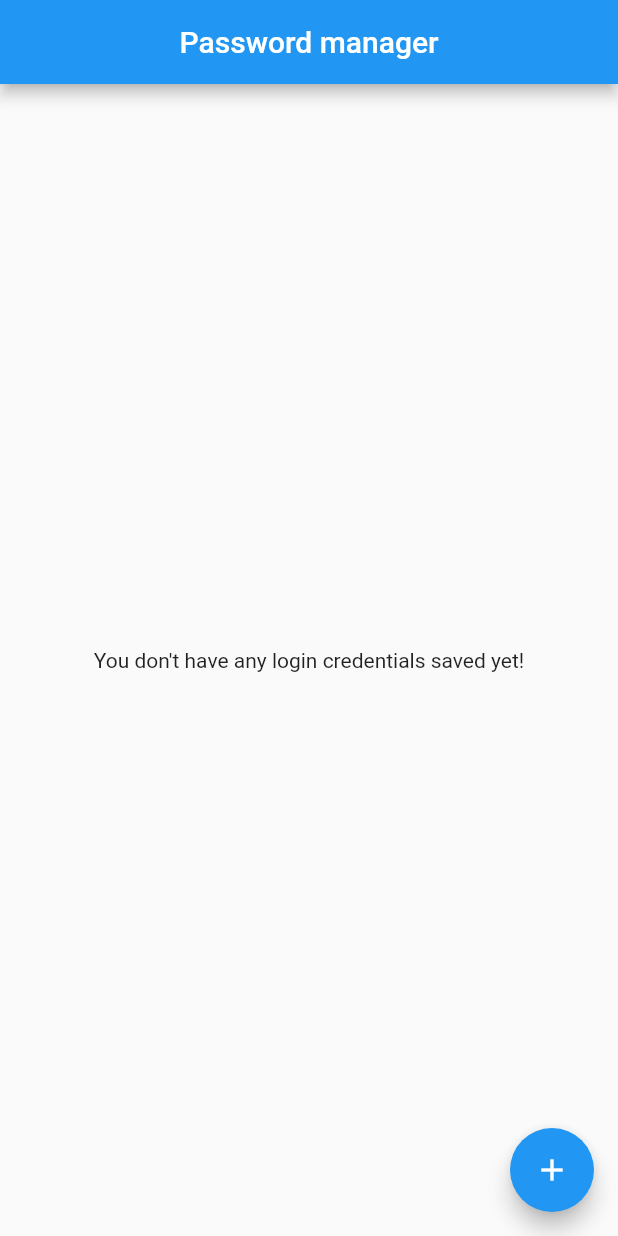
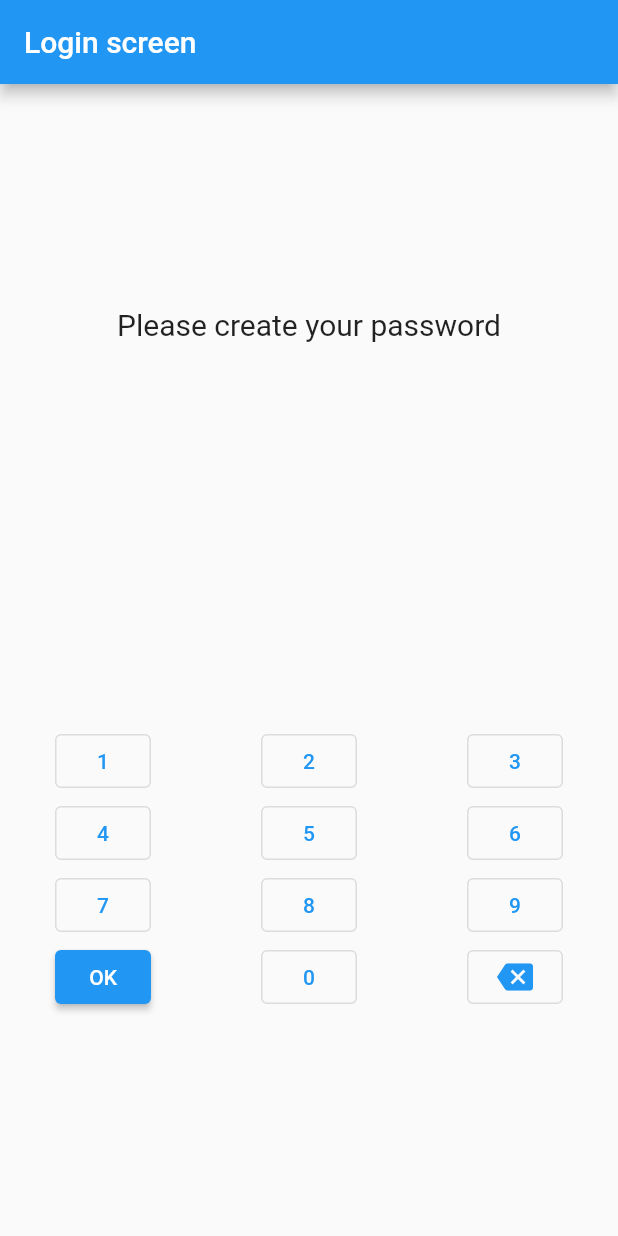
Before and after one commit to Bojmaliev/password_manager, a Flutter app: the screen it shows after launch, on a phone screen of 412 x 824 dp. Run offline on Flutter 3.47's test engine with Material 2 defaults, Android fonts, the phone set to English and light mode, and no system bars; our stand-ins replace drift, flutter_secure_storage, form_validator, get_it, local_auth; missing offline and left inert: encrypt; accounts and stored records are empty; generated files the repository leaves out were written again.

Commit message:
Biometric auth (#1)
* Installed Local_auth package

* Generated Login Screen Layout

* Changed Encrypt Service Class name

* file change name

* Successfully implemented biometric & encrypting with personal PIN

* UI improvments

* Button type change

```diff
--- /dev/null
+++ b/lib/screens/login_screen.dart
@@ -0,0 +1,156 @@
+import 'package:flutter/material.dart';
+import 'package:password_manager/di.dart';
+import 'package:password_manager/services/impl/navigation_service.dart';
+import 'package:password_manager/services/impl/snackbar_service.dart';
+import 'package:password_manager/services/local_auth_service.dart';
+
+import '../utils/router/routes.dart';
+
+class LoginScreen extends StatefulWidget {
+  const LoginScreen({Key? key}) : super(key: key);
+
+  @override
+  State<LoginScreen> createState() => _LoginScreenState();
+}
+
+class _LoginScreenState extends State<LoginScreen> {
+  String password = "";
+  bool registered = false;
+  final LocalAuthService _localAuthService = getIt<LocalAuthService>();
+  final NavigationService _navigationService = getIt<NavigationService>();
+  final SnackbarService _snackbarService = getIt<SnackbarService>();
+
+  @override
+  void initState() {
+    super.initState();
+    _tryBiometrics();
+    _checkIfRegistered();
+  }
+
+  @override
+  Widget build(BuildContext context) {
+    return Scaffold(
+      appBar: AppBar(title: const Text("Login screen")),
+      body: Column(
+        mainAxisAlignment: MainAxisAlignment.spaceEvenly,
+        children: [
+          Column(
+            children: [
+              registered
+                  ? const Text(
+                      'Please enter your password:',
+                      style: TextStyle(fontSize: 20.0),
+                    )
+                  : const Text(
+                      'Please create your password',
+                      style: TextStyle(fontSize: 20.0),
+                    ),
+              Padding(
+                padding:
+                    const EdgeInsets.symmetric(vertical: 30, horizontal: 10),
+                child: password.isEmpty
+                    ? const Text(
+                        "",
+                        style: TextStyle(fontSize: 40.0),
+                      )
+                    : Row(
+                        mainAxisAlignment: MainAxisAlignment.center,
+                        children: List<Text>.generate(
+                          password.length,
+                          (i) => const Text(
+                            "*",
+                            style: TextStyle(fontSize: 40.0),
+                          ),
+                        ),
+                      ),
+              )
+            ],
+          ),
+          Column(children: [
+            ...List<Row>.generate(3, (i) {
+              return Row(
+                mainAxisAlignment: MainAxisAlignment.spaceAround,
+                children: List<OutlinedButton>.generate(3, (j) {
+                  String value = (3 * i + j + 1).toString();
+                  return OutlinedButton(
+                    onPressed: () => _appendToPassword(value),
+                    child: Text(value),
+                  );
+                }),
+              );
+            }),
+            Row(
+              mainAxisAlignment: MainAxisAlignment.spaceAround,
+              children: [
+                ElevatedButton(
+                    onPressed: _handleLoginClick, child: const Text('OK')),
+                OutlinedButton(
+                    onPressed: () => _appendToPassword("0"),
+                    child: const Text('0')),
+                OutlinedButton(
+                  onPressed: _removeLastCharFromPassword,
+                  child: const Icon(Icons.backspace),
+                ),
+              ],
+            )
+          ]),
+        ],
+      ),
+    );
+  }
+
+  void _appendToPassword(String char) {
+    setState(() {
+      password = password + char;
+    });
+  }
+
+  void _removeLastCharFromPassword() {
+    setState(() {
+      password = password.substring(0, password.length - 1);
+    });
+  }
+
+  void _tryBiometrics() async {
+    bool authenticated = await _localAuthService
+        .authenticateWithBiometrics("Please authenticate");
+    if (authenticated) {
+      _navigationService.navigateToAndRemove(home);
+    }
+  }
+
+  Future<void> _handleLoginClick() async {
+    if (password.length < 4) {
+      _snackbarService.show('Please enter a password with more than 3 digits');
+      return;
+    }
+    if (await _localAuthService.hasPassword()) {
+      await _login();
+    } else {
+      await _register();
+    }
+  }
+
+  Future<void> _login() async {
+    bool authenticated =
+        await _localAuthService.authenticateWithPassword(password);
+    if (authenticated) {
+      _navigationService.navigateToAndRemove(home);
+      _snackbarService.show("Your password is correct");
+    } else {
+      _snackbarService.show("Your password is incorrect");
+    }
+  }
+
+  Future<void> _register() async {
+    await _localAuthService.setPassword(password);
+    _navigationService.navigateToAndRemove(home);
+    _snackbarService.show("You successfully created a password");
+  }
+
+  void _checkIfRegistered() async {
+    setState(() async {
+      registered = await _localAuthService.hasPassword();
+    });
+  }
+}
--- a/lib/services/encrypt.dart
+++ b/lib/services/encrypt_service.dart
@@ -1,4 +1,4 @@
-abstract class Encrypt{
+abstract class EncryptService{
   String encrypt(String text);
   String decrypt(String text);
 }
--- a/lib/services/impl/encrypt_impl.dart
+++ b/lib/services/impl/encrypt_service_impl.dart
@@ -1,11 +1,11 @@
-import 'package:password_manager/services/encrypt.dart';
+import 'package:password_manager/services/encrypt_service.dart';
 import 'package:encrypt/encrypt.dart';
 
-class EncryptImpl implements Encrypt {
+class EncryptServiceImpl implements EncryptService {
   late Encrypter encrypter;
   late IV iv;
 
-  EncryptImpl(String password) {
+  EncryptServiceImpl(String password) {
     final key = Key.fromUtf8(password);
     iv = IV.fromLength(16);
     encrypter = Encrypter(AES(key));
--- a/lib/utils/router/route_generator.dart
+++ b/lib/utils/router/route_generator.dart
@@ -1,4 +1,5 @@
 import 'package:flutter/material.dart';
+import 'package:password_manager/screens/login_screen.dart';
 import 'package:password_manager/screens/not_found.dart';
 import 'package:password_manager/utils/router/routes.dart';
 import 'package:password_manager/screens/home_screen.dart';
@@ -11,6 +12,8 @@ class RouteGenerator {
     final arguments = (settings.arguments ?? <String, dynamic>{}) as Map;
 
     switch (settings.name) {
+      case login:
+        return MaterialPageRoute(builder: (_) => const LoginScreen());
       case home:
         return MaterialPageRoute(builder: (_) => const Home());
 
@@ -39,5 +42,5 @@ class RouteGenerator {
     }
   }
 
-  static String initialRoute = home;
+  static String initialRoute = login;
 }
--- a/lib/utils/router/routes.dart
+++ b/lib/utils/router/routes.dart
@@ -1,4 +1,5 @@
 const home = "home";
+const login = "login";
 const addLoginCredential = "addLoginCredential";
 const showLoginCredential = "showLoginCredential";
 const editLoginCredential = "editLoginCredential";
--- a/pubspec.yaml
+++ b/pubspec.yaml
@@ -42,6 +42,9 @@ dependencies:
   form_validator: ^1.0.2
   encrypt: ^5.0.1
   provider: ^6.0.3
+  local_auth: ^2.1.2
+  flutter_secure_storage: ^6.0.0
+  crypto: ^3.0.2
 
 flutter_icons:
   andorid: "launcher_icon"
```
Also changed, not shown: lib/di.dart (+15 -4 lines), lib/screens/home_screen.dart (+7 -0 lines), lib/services/impl/local_auth_service_impl.dart (added, +66 -0 lines), lib/services/impl/login_credentials_service.dart (+9 -5 lines), lib/services/local_auth_service.dart (added, +7 -0 lines), pubspec.lock, 5 other files.
